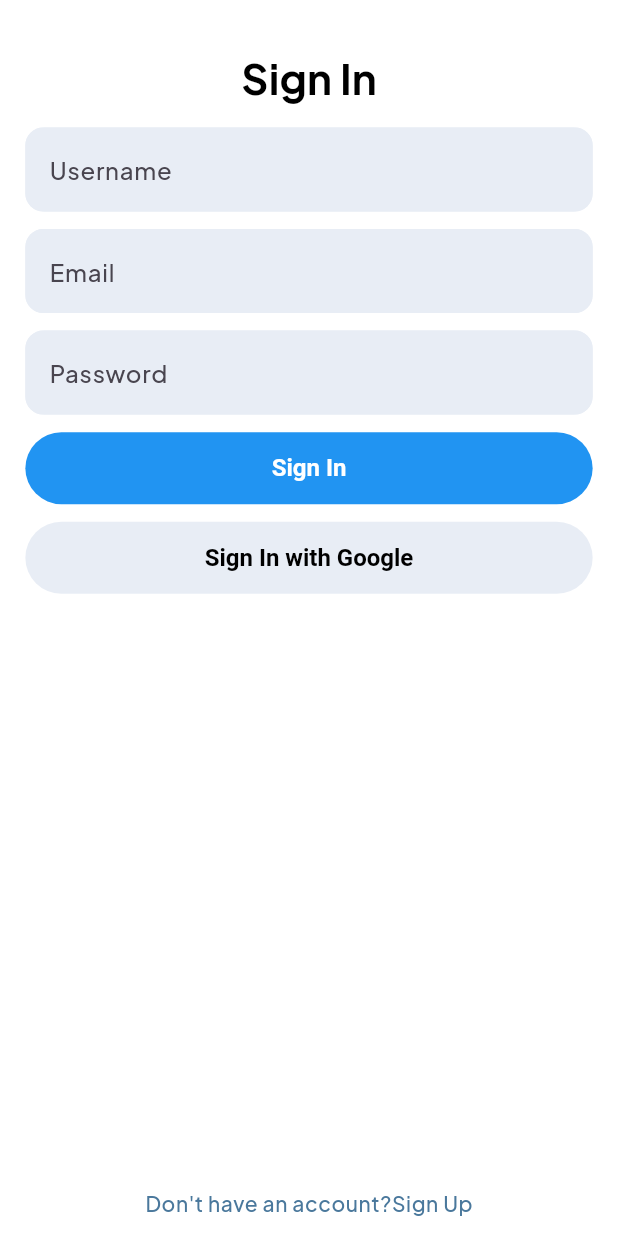
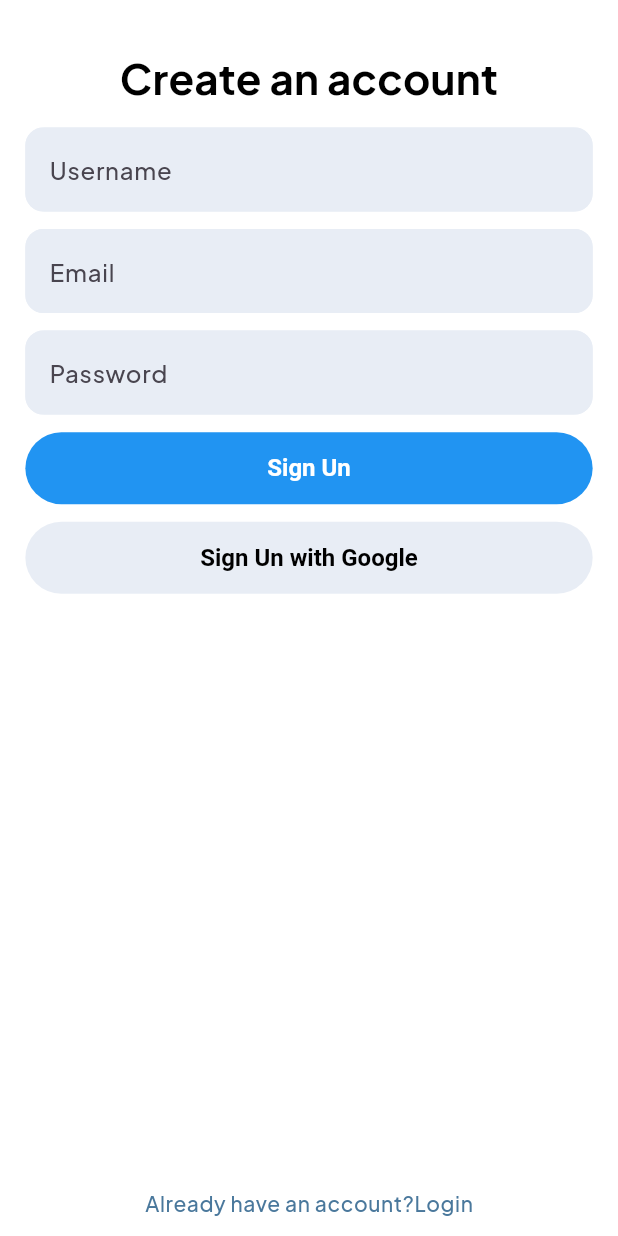
Before and after one commit to Eslam-mahmou/mini_social_feed_app, a Flutter app: the screen it shows after launch, after a tap on "Sign Up", on a phone screen of 412 x 824 dp. Run offline on Flutter 3.47's test engine with Material 3 defaults, Android fonts, the phone set to English and light mode, and no system bars; our stand-ins replace bloc, cloud_firestore, dio, firebase_auth, firebase_core, flutter_easyloading and 6 more; accounts and stored records are empty; generated files the repository leaves out were written again.

Commit message:
feat(Auth):-  - Add sign up ui.  - Add Auth logic with clean arch.

```diff
--- a/lib/core/routes/routes_generator.dart
+++ b/lib/core/routes/routes_generator.dart
@@ -1,6 +1,7 @@
 import 'package:flutter/material.dart';
 import 'package:mini_social_feed/core/routes/routes_page.dart';
-import 'package:mini_social_feed/presentation/sign_in/view/sign_in_screen.dart';
+import '../../presentation/auth/view/sign_in_screen.dart';
+import '../../presentation/auth/view/sign_up_screen.dart';
 
 class RoutesGenerator {
   static Route<dynamic> onGenerateRoute(RouteSettings settings) {
@@ -8,6 +9,11 @@ class RoutesGenerator {
       case RoutesPage.signIn:
         return MaterialPageRoute(
           builder: (context) => SignInScreen(),
+          settings: settings,
+        );
+      case RoutesPage.signUp:
+        return MaterialPageRoute(
+          builder: (context) => SignUpScreen(),
           settings: settings,
         );
       default:
--- a/lib/core/routes/routes_page.dart
+++ b/lib/core/routes/routes_page.dart
@@ -1,3 +1,4 @@
 abstract class RoutesPage {
   static const String signIn = '/sign_in';
+  static const String signUp = '/sign_up';
 }
--- a/lib/core/utils/app_constant.dart
+++ b/lib/core/utils/app_constant.dart
@@ -1,4 +1,5 @@
 abstract class AppConstants {
   static const String internetConnectionError =
       "Please check your internet connection and try again later";
+  static const String usersCollection = "users";
 }
--- /dev/null
+++ b/lib/presentation/auth/view/sign_in_screen.dart
@@ -0,0 +1,53 @@
+import 'package:flutter/material.dart';
+import 'package:mini_social_feed/core/common/responsive_height_width.dart';
+import 'package:mini_social_feed/core/routes/routes_page.dart';
+import 'package:mini_social_feed/presentation/auth/view/widget/custom_row_button.dart';
+import 'package:mini_social_feed/presentation/auth/view/widget/custon_sign_with_google.dart';
+
+
+class SignInScreen extends StatelessWidget {
+  const SignInScreen({super.key});
+
+  @override
+  Widget build(BuildContext context) {
+    final theme = Theme.of(context);
+    return Scaffold(
+      body: Padding(
+        padding: EdgeInsets.symmetric(horizontal: 16.widthResponsive),
+        child: Column(
+          children: [
+            SizedBox(height: 32.heightResponsive),
+            Text("Sign In", style: theme.textTheme.titleMedium),
+            SizedBox(height: 12.heightResponsive),
+            TextFormField(
+              decoration: InputDecoration(
+                hintText: "Email",
+                label: Text("Email"),
+              ),
+            ),
+            SizedBox(height: 12.heightResponsive),
+            TextFormField(
+              decoration: InputDecoration(
+                hintText: "Password",
+                label: Text("Password"),
+              ),
+            ),
+            SizedBox(height: 12.heightResponsive),
+            ElevatedButton(onPressed: () {}, child: Text("Sign In")),
+            SizedBox(height: 12.heightResponsive),
+            CustomSignWithGoogle(text: "Sign In with Google",),
+            Expanded(child: SizedBox(height: 12.heightResponsive)),
+            CustomRowButton(
+              text: "Don't have an account?",
+              textButton: "Sign Up",
+              onTap: () {
+                Navigator.pushNamed(context, RoutesPage.signUp);
+              },
+            ),
+            SizedBox(height: 12.heightResponsive),
+          ],
+        ),
+      ),
+    );
+  }
+}
--- a/lib/presentation/sign_in/view/sign_in_screen.dart
+++ b/lib/presentation/auth/view/sign_up_screen.dart
@@ -1,11 +1,13 @@
 import 'package:flutter/material.dart';
 import 'package:mini_social_feed/core/common/responsive_height_width.dart';
-import 'package:mini_social_feed/presentation/sign_in/view/widget/custom_row_button.dart';
+import 'package:mini_social_feed/presentation/auth/view/widget/custom_row_button.dart';
+import 'package:mini_social_feed/presentation/auth/view/widget/custon_sign_with_google.dart';
 
-import '../../../core/utils/app_colors.dart';
+import '../../../core/routes/routes_page.dart';
 
-class SignInScreen extends StatelessWidget {
-  const SignInScreen({super.key});
+
+class SignUpScreen extends StatelessWidget {
+  const SignUpScreen({super.key});
 
   @override
   Widget build(BuildContext context) {
@@ -16,7 +18,7 @@ class SignInScreen extends StatelessWidget {
         child: Column(
           children: [
             SizedBox(height: 32.heightResponsive),
-            Text("Sign In", style: theme.textTheme.titleMedium),
+            Text("Create an account", style: theme.textTheme.titleMedium),
             SizedBox(height: 12.heightResponsive),
             TextFormField(
               decoration: InputDecoration(
@@ -39,18 +41,17 @@ class SignInScreen extends StatelessWidget {
               ),
             ),
             SizedBox(height: 12.heightResponsive),
-            ElevatedButton(onPressed: () {}, child: Text("Sign In")),
+            ElevatedButton(onPressed: () {}, child: Text("Sign Un")),
             SizedBox(height: 12.heightResponsive),
-            ElevatedButton(
-              style: ElevatedButton.styleFrom(
-                backgroundColor: AppColors.grayColor,
-                foregroundColor: AppColors.blackColor,
-              ),
-              onPressed: () {},
-              child: Text("Sign In with Google"),
+            CustomSignWithGoogle(text: "Sign Un with Google",),
+            Expanded(child: SizedBox(height: 12.heightResponsive)),
+            CustomRowButton(
+              text: "Already have an account?",
+              textButton: "Login",
+              onTap: () {
+                Navigator.pushNamed(context, RoutesPage.signIn);
+              }
             ),
-            Expanded(child: SizedBox(height: 12.heightResponsive)),
-            CustomRowButton(),
             SizedBox(height: 12.heightResponsive),
           ],
         ),
--- /dev/null
+++ b/lib/presentation/auth/view/widget/custom_row_button.dart
@@ -0,0 +1,23 @@
+import 'package:flutter/material.dart';
+
+class CustomRowButton extends StatelessWidget {
+  const CustomRowButton({super.key,required this.text,required this.textButton,
+  required this.onTap});
+  final String text;
+  final String textButton;
+  final VoidCallback onTap;
+  @override
+  Widget build(BuildContext context) {
+    final theme = Theme.of(context);
+    return Row(
+      mainAxisAlignment: MainAxisAlignment.center,
+      children: [
+        Text(text, style: theme.textTheme.bodySmall),
+        InkWell(
+          onTap: onTap,
+          child: Text(textButton, style: theme.textTheme.bodySmall),
+        ),
+      ],
+    );
+  }
+}
--- /dev/null
+++ b/lib/presentation/auth/view/widget/custon_sign_with_google.dart
@@ -0,0 +1,20 @@
+import 'package:flutter/material.dart';
+
+import '../../../../core/utils/app_colors.dart';
+
+class CustomSignWithGoogle extends StatelessWidget {
+  const CustomSignWithGoogle({super.key,required this.text});
+final String text;
+  @override
+  Widget build(BuildContext context) {
+    return ElevatedButton(
+      style: ElevatedButton.styleFrom(
+        backgroundColor: AppColors.grayColor,
+        foregroundColor: AppColors.blackColor,
+      ),
+      onPressed: () {},
+      child: Text(text),
+    )
+    ;
+  }
+}
--- a/lib/presentation/sign_in/view/widget/custom_row_button.dart
+++ /dev/null
@@ -1,20 +0,0 @@
-import 'package:flutter/material.dart';
-
-class CustomRowButton extends StatelessWidget {
-  const CustomRowButton({super.key});
-
-  @override
-  Widget build(BuildContext context) {
-    final theme = Theme.of(context);
-    return Row(
-      mainAxisAlignment: MainAxisAlignment.center,
-      children: [
-        Text("Don't have an account?", style: theme.textTheme.bodySmall),
-        InkWell(
-          onTap: () {},
-          child: Text("Sign Up", style: theme.textTheme.bodySmall),
-        ),
-      ],
-    );
-  }
-}
--- a/pubspec.yaml
+++ b/pubspec.yaml
@@ -44,6 +44,7 @@ dependencies:
   firebase_core: ^4.1.0
   firebase_auth: any
   cloud_firestore: any
+  google_sign_in: ^5.2.1
 
 dev_dependencies:
   flutter_test:
```
Also changed, not shown: lib/data/data_source/auth_remote_data_source.dart (added, +112 -0 lines), lib/data/model/user_model.dart (added, +26 -0 lines), lib/data/repository_impl/auth_repository_impl.dart (added, +46 -0 lines), lib/domain/entity/user_entity.dart (added, +13 -0 lines), lib/domain/repository/auth_repository.dart (added, +8 -0 lines), lib/domain/use_case/auth_use_case.dart (added, +35 -0 lines), pubspec.lock, 2 other files.
